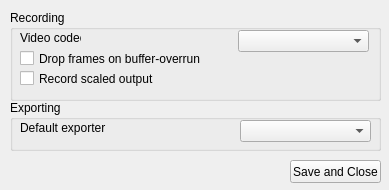
BioroboticsLab/biotracker_core, file BioTracker/CoreApp/BioTracker/View/SettingsWindow.ui: the form before one commit.
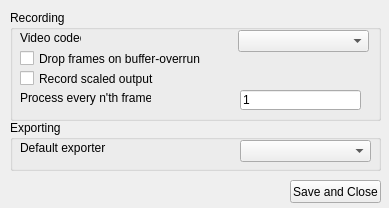
The form after the commit.

Commit message: Not stable: A couple of minor changes to the settings.

What changed in the file:
```diff
--- a/BioTracker/CoreApp/BioTracker/View/SettingsWindow.ui
+++ b/BioTracker/CoreApp/BioTracker/View/SettingsWindow.ui
@@ -7,7 +7,7 @@
     <x>0</x>
     <y>0</y>
     <width>389</width>
-    <height>190</height>
+    <height>208</height>
    </rect>
   </property>
   <property name="windowTitle">
@@ -17,7 +17,7 @@
    <property name="geometry">
     <rect>
      <x>290</x>
-     <y>160</y>
+     <y>180</y>
      <width>91</width>
      <height>23</height>
     </rect>
@@ -32,7 +32,7 @@
      <x>10</x>
      <y>10</y>
      <width>371</width>
-     <height>91</height>
+     <height>111</height>
     </rect>
    </property>
    <property name="title">
@@ -87,12 +87,38 @@
      <string>Record scaled output</string>
     </property>
    </widget>
+   <widget class="QLabel" name="label_nthFrame">
+    <property name="geometry">
+     <rect>
+      <x>10</x>
+      <y>80</y>
+      <width>131</width>
+      <height>16</height>
+     </rect>
+    </property>
+    <property name="text">
+     <string>Process every n'th frame:</string>
+    </property>
+   </widget>
+   <widget class="QLineEdit" name="lineEdit_nthFrame">
+    <property name="geometry">
+     <rect>
+      <x>230</x>
+      <y>80</y>
+      <width>121</width>
+      <height>20</height>
+     </rect>
+    </property>
+    <property name="text">
+     <string>1</string>
+    </property>
+   </widget>
   </widget>
   <widget class="QGroupBox" name="groupBoxExporting">
    <property name="geometry">
     <rect>
      <x>10</x>
-     <y>100</y>
+     <y>120</y>
      <width>371</width>
      <height>51</height>
     </rect>
```
The commit also changes 14 other files.
